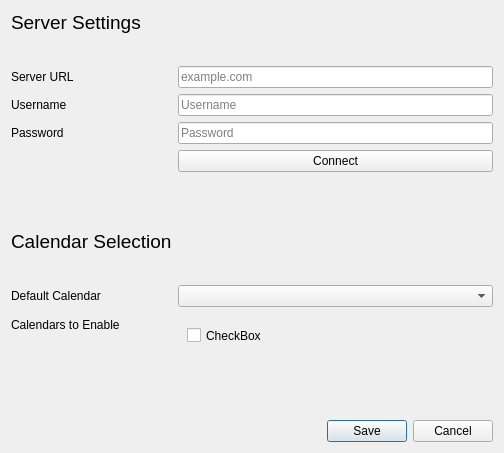
Old version of the form src/gui/settingsdialog.ui in the repository gravityfargo/DavTasks.
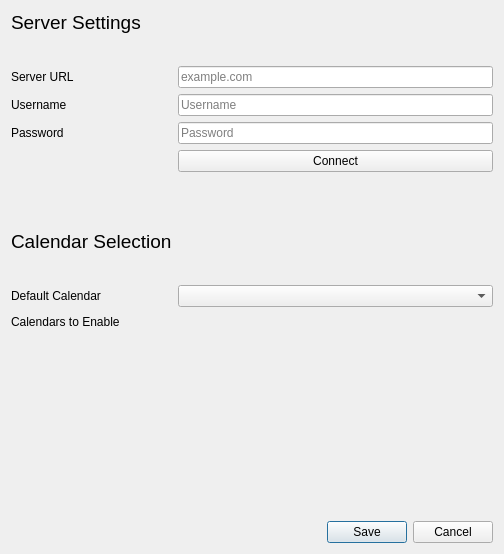
New version of the form.

Commit message: finished new settings dialog

```diff
--- a/src/gui/settingsdialog.ui
+++ b/src/gui/settingsdialog.ui
@@ -7,7 +7,7 @@
     <x>0</x>
     <y>0</y>
     <width>504</width>
-    <height>453</height>
+    <height>554</height>
    </rect>
   </property>
   <property name="sizePolicy">
@@ -212,6 +212,19 @@
        </property>
       </spacer>
      </item>
+     <item row="9" column="0">
+      <spacer name="horizontalSpacer_10">
+       <property name="orientation">
+        <enum>Qt::Horizontal</enum>
+       </property>
+       <property name="sizeHint" stdset="0">
+        <size>
+         <width>40</width>
+         <height>20</height>
+        </size>
+       </property>
+      </spacer>
+     </item>
      <item row="9" column="1">
       <spacer name="horizontalSpacer_4">
        <property name="orientation">
@@ -235,32 +248,18 @@
      <item row="10" column="1">
       <widget class="QComboBox" name="comboBoxCalendars"/>
      </item>
-     <item row="13" column="1">
-      <widget class="QFrame" name="verticalFrame">
-       <layout class="QVBoxLayout" name="verticalLayout">
-        <item>
-         <widget class="QCheckBox" name="checkBoxTestCal">
-          <property name="minimumSize">
-           <size>
-            <width>0</width>
-            <height>27</height>
-           </size>
-          </property>
-          <property name="text">
-           <string>CheckBox</string>
-          </property>
-         </widget>
-        </item>
-       </layout>
-      </widget>
-     </item>
-     <item row="13" column="0">
+     <item row="11" column="0">
       <widget class="QLabel" name="label_2">
        <property name="text">
         <string>Calendars to Enable</string>
        </property>
       </widget>
      </item>
+     <item row="11" column="1">
+      <widget class="QWidget" name="gridWidget" native="true">
+       <layout class="QGridLayout" name="gridLayoutCheckBoxes"/>
+      </widget>
+     </item>
     </layout>
    </item>
   </layout>
```
The commit also changes 3 other files.
